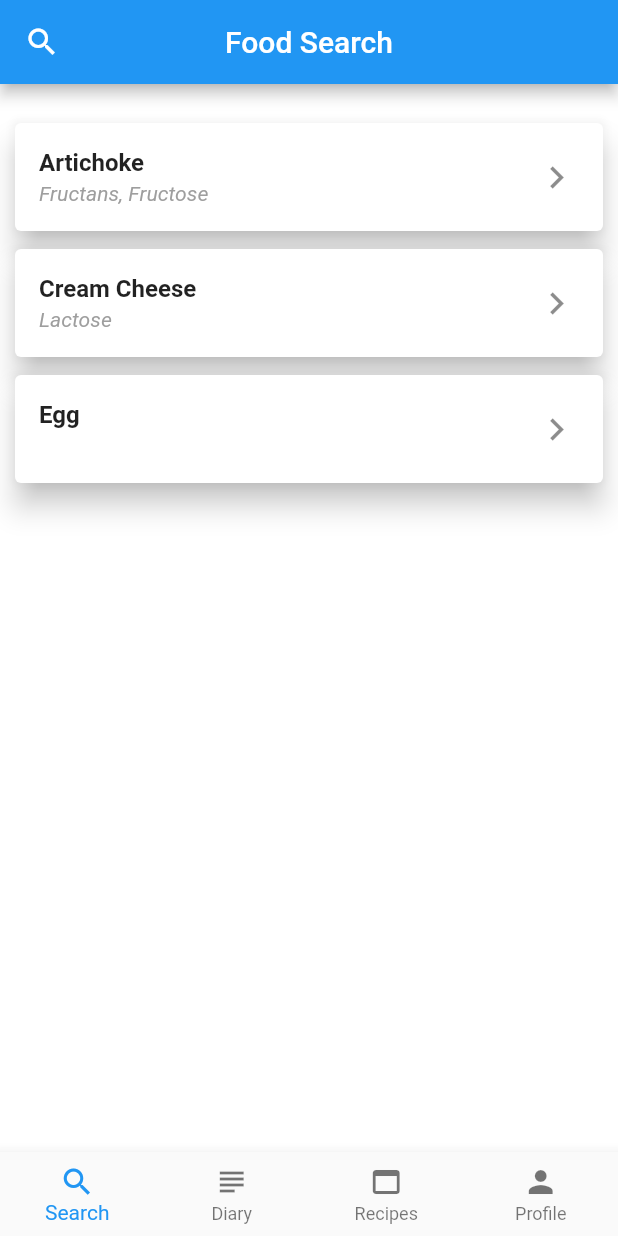
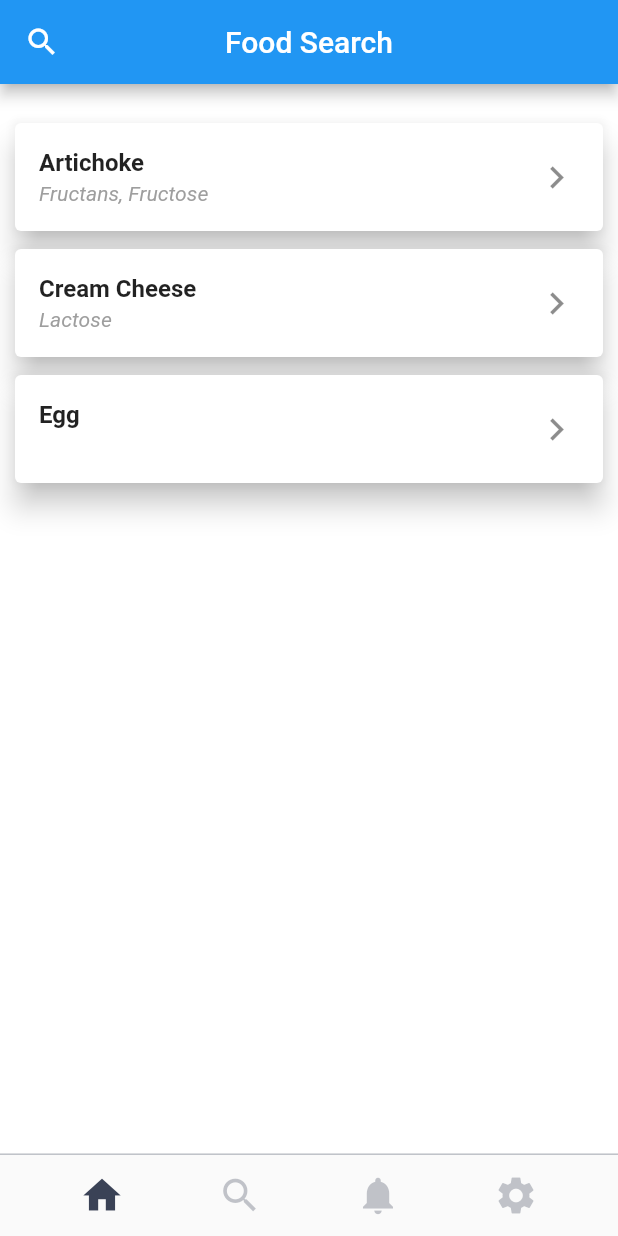
Before and after one commit to mentoc3000/gutlogic, a Flutter app: the screen it shows after launch, after a tap on "Log In", on a phone screen of 412 x 824 dp. Run offline on Flutter 3.47's test engine with Material 2 defaults, Android fonts, the phone set to English and light mode, and no system bars.

Commit message:
Maintain navigation bar

```diff
--- a/lib/login/login_page.dart
+++ b/lib/login/login_page.dart
@@ -48,7 +48,7 @@ class _LoginPageState extends State<LoginPage> {
           borderRadius: BorderRadius.circular(24),
         ),
         onPressed: () {
-          Navigator.of(context).pushNamed(MainTabs.tag);
+          Navigator.of(context).pushNamed(Tabbed.tag);
         },
         padding: EdgeInsets.all(12),
         color: Colors.lightBlueAccent,
--- a/lib/main.dart
+++ b/lib/main.dart
@@ -15,6 +15,7 @@ class GiBlissApp extends StatelessWidget {
     DiaryPage.tag: (context) => DiaryPage(),
     FoodSearchPage.tag: (context) => FoodSearchPage(),
     MainTabs.tag: (context) => MainTabs(),
+    Tabbed.tag: (context) => Tabbed()
     // MealEntryPage.tag: (context) => MealEntryPage(entry:)
   };
 
--- a/lib/main_tabs.dart
+++ b/lib/main_tabs.dart
@@ -1,8 +1,155 @@
+
+import 'dart:async';
 import 'package:flutter/material.dart';
+import 'package:flutter/cupertino.dart';
 import 'package:gut_ai/account/account_page.dart';
 import 'package:gut_ai/food_search/food_search_page.dart';
 import 'package:gut_ai/diary/diary_page.dart';
 import 'package:gut_ai/helpers/placeholder_widget.dart';
+
+class CustomTab extends StatelessWidget {
+  final Widget child;
+  BuildContext tabContext;
+
+  CustomTab({@required this.child});
+
+  @override
+  Widget build(BuildContext context) {
+    return CupertinoTabView(
+      builder: (BuildContext context) {
+        tabContext = context;
+        return child;
+      },
+    );
+  }
+}
+
+
+class Tabbed extends StatefulWidget {
+  static String tag = 'tabbed-page';
+  @override
+  _TabbedState createState() => _TabbedState();
+}
+
+class _TabbedState extends State<Tabbed> {
+  int _currentTab = 0;
+
+  final List<CustomTab> tabs = <CustomTab>[
+    CustomTab(
+      child: FoodSearchPage(),
+    ),
+    CustomTab(
+      child: DiaryPage(),
+    ),
+    CustomTab(
+      child: PlaceholderWidget(Colors.red),
+    ),
+    CustomTab(
+      child: AccountPage(),
+    ),
+  ];
+
+  Future<Null> _setTab(int index) async {
+    if (_currentTab == index) {
+      if (Navigator.of(tabs[index].tabContext).canPop()) {
+        Navigator.of(tabs[index].tabContext)
+            .popUntil((Route<dynamic> r) => r.isFirst);
+      }
+      return;
+    }
+    setState(() {
+      _currentTab = index;
+    });
+  }
+
+  @override
+  Widget build(BuildContext context) {
+    return Material(
+      child: Column(
+        children: <Widget>[
+          _buildStack(),
+          _buildTabs(),
+        ],
+      ),
+    );
+  }
+
+  Widget _buildStack() {
+    return Expanded(
+      child: Container(
+        decoration: const BoxDecoration(
+          color: Colors.white,
+        ),
+        child: IndexedStack(
+          sizing: StackFit.expand,
+          index: _currentTab,
+          children: tabs,
+        ),
+      ),
+    );
+  }
+
+  Widget _buildTabs() {
+    return SafeArea(
+      top: false,
+      child: Container(
+        decoration: const BoxDecoration(
+          color: Colors.transparent,
+          border: Border(
+            top: BorderSide(color: Color.fromRGBO(58, 66, 86, 0.3)),
+          ),
+        ),
+        height: 55.0,
+        child: Row(
+          mainAxisAlignment: MainAxisAlignment.spaceEvenly,
+          children: <Widget>[
+            IconButton(
+              iconSize: 30.0,
+              color: _currentTab == 0
+                  ? Color.fromRGBO(58, 66, 86, 1.0)
+                  : Color.fromRGBO(58, 66, 86, 0.3),
+              icon: const Icon(Icons.home),
+              onPressed: () {
+                _setTab(0);
+              },
+            ),
+            IconButton(
+              iconSize: 30.0,
+              color: _currentTab == 1
+                  ? Color.fromRGBO(58, 66, 86, 1.0)
+                  : Color.fromRGBO(58, 66, 86, 0.3),
+              icon: const Icon(Icons.search),
+              onPressed: () {
+                _setTab(1);
+              },
+            ),
+            IconButton(
+              iconSize: 30.0,
+              color: _currentTab == 2
+                  ? Color.fromRGBO(58, 66, 86, 1.0)
+                  : Color.fromRGBO(58, 66, 86, 0.3),
+              icon: const Icon(Icons.notifications),
+              onPressed: () {
+                _setTab(2);
+              },
+            ),
+            IconButton(
+              iconSize: 30.0,
+              color: _currentTab == 3
+                  ? Color.fromRGBO(58, 66, 86, 1.0)
+                  : Color.fromRGBO(58, 66, 86, 0.3),
+              icon: const Icon(Icons.settings),
+              onPressed: () {
+                _setTab(3);
+              },
+            )
+          ],
+        ),
+      ),
+    );
+  }
+}
+
 
 class MainTabs extends StatefulWidget {
   static String tag = 'maintabs-page';
```
